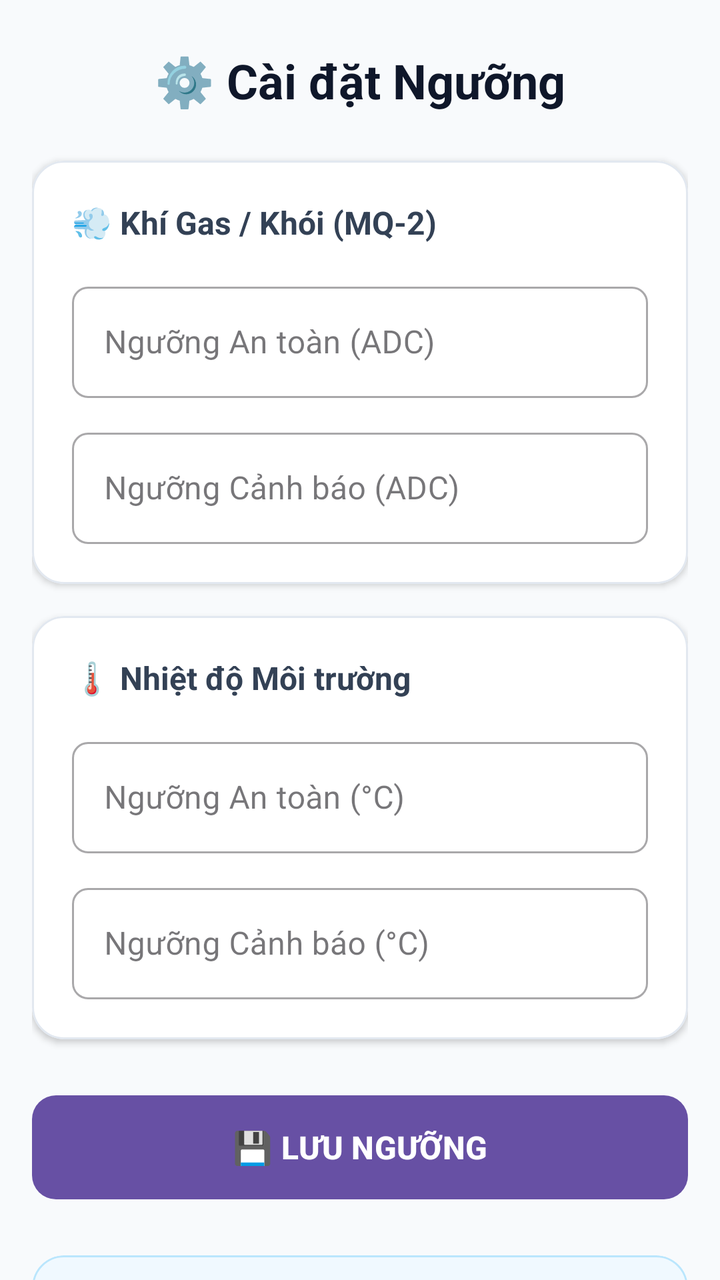
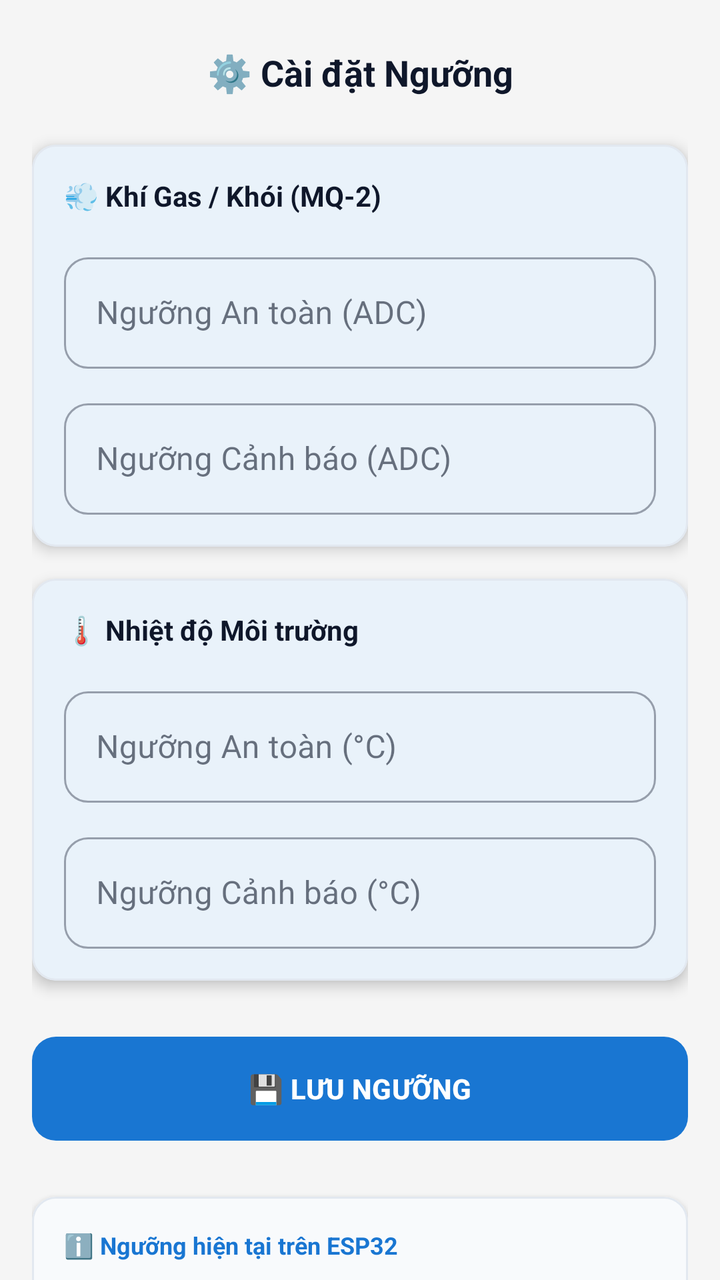

An Android layout rendered at two revisions. The XML below is the earlier revision; the diff shows what the commit changed to produce the second picture.
<!-- AndroidManifest.xml: application theme Theme.SmartFireMonitoring -->
<!-- res/layout/fragment_threshold.xml -->
<?xml version="1.0" encoding="utf-8"?>
<androidx.core.widget.NestedScrollView xmlns:android="http://schemas.android.com/apk/res/android"
    xmlns:app="http://schemas.android.com/apk/res-auto"
    xmlns:tools="http://schemas.android.com/tools"
    android:layout_width="match_parent"
    android:layout_height="match_parent"
    android:background="#F8FAFC"
    android:fillViewport="true">

    <LinearLayout
        android:layout_width="match_parent"
        android:layout_height="wrap_content"
        android:orientation="vertical"
        android:padding="16dp">

        
        <TextView
            android:layout_width="match_parent"
            android:layout_height="wrap_content"
            android:layout_marginTop="8dp"
            android:layout_marginBottom="24dp"
            android:gravity="center"
            android:text="⚙️ Cài đặt Ngưỡng"
            android:textColor="#0F172A"
            android:textSize="24sp"
            android:textStyle="bold" />

        
        <com.google.android.material.card.MaterialCardView
            android:layout_width="match_parent"
            android:layout_height="wrap_content"
            android:layout_marginBottom="16dp"
            app:cardBackgroundColor="@android:color/white"
            app:cardCornerRadius="16dp"
            app:cardElevation="2dp"
            app:strokeColor="#E2E8F0"
            app:strokeWidth="1dp">

            <LinearLayout
                android:layout_width="match_parent"
                android:layout_height="wrap_content"
                android:orientation="vertical"
                android:padding="20dp">

                <TextView
                    android:layout_width="wrap_content"
                    android:layout_height="wrap_content"
                    android:layout_marginBottom="16dp"
                    android:text="💨 Khí Gas / Khói (MQ-2)"
                    android:textColor="#334155"
                    android:textSize="16sp"
                    android:textStyle="bold" />

                <com.google.android.material.textfield.TextInputLayout
                    style="@style/Widget.MaterialComponents.TextInputLayout.OutlinedBox"
                    android:layout_width="match_parent"
                    android:layout_height="wrap_content"
                    android:layout_marginBottom="12dp"
                    android:hint="Ngưỡng An toàn (ADC)"
                    app:boxCornerRadiusBottomEnd="8dp"
                    app:boxCornerRadiusBottomStart="8dp"
                    app:boxCornerRadiusTopEnd="8dp"
                    app:boxCornerRadiusTopStart="8dp">

                    <com.google.android.material.textfield.TextInputEditText
                        android:id="@+id/etMq2Safe"
                        android:layout_width="match_parent"
                        android:layout_height="wrap_content"
                        android:inputType="number" />
                </com.google.android.material.textfield.TextInputLayout>

                <com.google.android.material.textfield.TextInputLayout
                    style="@style/Widget.MaterialComponents.TextInputLayout.OutlinedBox"
                    android:layout_width="match_parent"
                    android:layout_height="wrap_content"
                    android:hint="Ngưỡng Cảnh báo (ADC)"
                    app:boxCornerRadiusBottomEnd="8dp"
                    app:boxCornerRadiusBottomStart="8dp"
                    app:boxCornerRadiusTopEnd="8dp"
                    app:boxCornerRadiusTopStart="8dp">

                    <com.google.android.material.textfield.TextInputEditText
                        android:id="@+id/etMq2Warning"
                        android:layout_width="match_parent"
                        android:layout_height="wrap_content"
                        android:inputType="number" />
                </com.google.android.material.textfield.TextInputLayout>
            </LinearLayout>
        </com.google.android.material.card.MaterialCardView>

        
        <com.google.android.material.card.MaterialCardView
            android:layout_width="match_parent"
            android:layout_height="wrap_content"
            android:layout_marginBottom="24dp"
            app:cardBackgroundColor="@android:color/white"
            app:cardCornerRadius="16dp"
            app:cardElevation="2dp"
            app:strokeColor="#E2E8F0"
            app:strokeWidth="1dp">

            <LinearLayout
                android:layout_width="match_parent"
                android:layout_height="wrap_content"
                android:orientation="vertical"
                android:padding="20dp">

                <TextView
                    android:layout_width="wrap_content"
                    android:layout_height="wrap_content"
                    android:layout_marginBottom="16dp"
                    android:text="🌡 Nhiệt độ Môi trường"
                    android:textColor="#334155"
                    android:textSize="16sp"
                    android:textStyle="bold" />

                <com.google.android.material.textfield.TextInputLayout
                    style="@style/Widget.MaterialComponents.TextInputLayout.OutlinedBox"
                    android:layout_width="match_parent"
                    android:layout_height="wrap_content"
                    android:layout_marginBottom="12dp"
                    android:hint="Ngưỡng An toàn (°C)"
                    app:boxCornerRadiusBottomEnd="8dp"
                    app:boxCornerRadiusBottomStart="8dp"
                    app:boxCornerRadiusTopEnd="8dp"
                    app:boxCornerRadiusTopStart="8dp">

                    <com.google.android.material.textfield.TextInputEditText
                        android:id="@+id/etTempSafe"
                        android:layout_width="match_parent"
                        android:layout_height="wrap_content"
                        android:inputType="numberDecimal" />
                </com.google.android.material.textfield.TextInputLayout>

                <com.google.android.material.textfield.TextInputLayout
                    style="@style/Widget.MaterialComponents.TextInputLayout.OutlinedBox"
                    android:layout_width="match_parent"
                    android:layout_height="wrap_content"
                    android:hint="Ngưỡng Cảnh báo (°C)"
                    app:boxCornerRadiusBottomEnd="8dp"
                    app:boxCornerRadiusBottomStart="8dp"
                    app:boxCornerRadiusTopEnd="8dp"
                    app:boxCornerRadiusTopStart="8dp">

                    <com.google.android.material.textfield.TextInputEditText
                        android:id="@+id/etTempWarning"
                        android:layout_width="match_parent"
                        android:layout_height="wrap_content"
                        android:inputType="numberDecimal" />
                </com.google.android.material.textfield.TextInputLayout>
            </LinearLayout>
        </com.google.android.material.card.MaterialCardView>

        
        <com.google.android.material.button.MaterialButton
            android:id="@+id/btnSaveThresholds"
            android:layout_width="match_parent"
            android:layout_height="60dp"
            android:layout_marginBottom="24dp"
            android:text="💾 LƯU NGƯỠNG"
            android:textSize="16sp"
            android:textStyle="bold"
            app:cornerRadius="12dp" />

        
        <com.google.android.material.card.MaterialCardView
            android:layout_width="match_parent"
            android:layout_height="wrap_content"
            android:layout_marginBottom="16dp"
            app:cardBackgroundColor="#F0F9FF"
            app:cardCornerRadius="16dp"
            app:cardElevation="0dp"
            app:strokeColor="#BAE6FD"
            app:strokeWidth="1dp">

            <LinearLayout
                android:layout_width="match_parent"
                android:layout_height="wrap_content"
                android:orientation="vertical"
                android:padding="20dp">

                <TextView
                    android:layout_width="wrap_content"
                    android:layout_height="wrap_content"
                    android:layout_marginBottom="8dp"
                    android:text="ℹ️ Ngưỡng hiện tại trên ESP32"
                    android:textColor="#0369A1"
                    android:textSize="14sp"
                    android:textStyle="bold" />

                <TextView
                    android:id="@+id/tvCurrentThresholds"
                    android:layout_width="match_parent"
                    android:layout_height="wrap_content"
                    android:lineSpacingExtra="4dp"
                    android:text="Đang tải dữ liệu..."
                    android:textColor="#0284C7"
                    android:textSize="15sp" />
            </LinearLayout>
        </com.google.android.material.card.MaterialCardView>

    </LinearLayout>
</androidx.core.widget.NestedScrollView>
<!-- resources referenced by this layout -->
<resources>
  <style name="Theme.SmartFireMonitoring" parent="Base.Theme.SmartFireMonitoring" />
  <style name="Base.Theme.SmartFireMonitoring" parent="Theme.Material3.DayNight.NoActionBar">
          
          
      </style>
</resources>

<!-- the commit's change to res/layout/fragment_threshold.xml (unified diff, before → after) -->
@@ -4,7 +4,7 @@
     xmlns:tools="http://schemas.android.com/tools"
     android:layout_width="match_parent"
     android:layout_height="match_parent"
-    android:background="#F8FAFC"
+    android:background="@color/background"
     android:fillViewport="true">
 
     <LinearLayout
@@ -22,7 +22,7 @@
             android:gravity="center"
             android:text="⚙️ Cài đặt Ngưỡng"
             android:textColor="#0F172A"
-            android:textSize="24sp"
+            android:textSize="@dimen/title_text_size"
             android:textStyle="bold" />
 
         
@@ -30,25 +30,25 @@
             android:layout_width="match_parent"
             android:layout_height="wrap_content"
             android:layout_marginBottom="16dp"
-            app:cardBackgroundColor="@android:color/white"
-            app:cardCornerRadius="16dp"
-            app:cardElevation="2dp"
-            app:strokeColor="#E2E8F0"
+            app:cardBackgroundColor="@color/surface"
+            app:cardCornerRadius="@dimen/card_corner_radius"
+            app:cardElevation="@dimen/card_elevation"
+            app:strokeColor="@color/border"
             app:strokeWidth="1dp">
 
             <LinearLayout
                 android:layout_width="match_parent"
                 android:layout_height="wrap_content"
                 android:orientation="vertical"
-                android:padding="20dp">
+                android:padding="@dimen/card_padding">
 
                 <TextView
                     android:layout_width="wrap_content"
                     android:layout_height="wrap_content"
                     android:layout_marginBottom="16dp"
                     android:text="💨 Khí Gas / Khói (MQ-2)"
-                    android:textColor="#334155"
-                    android:textSize="16sp"
+                    android:textColor="@color/text_primary"
+                    android:textSize="@dimen/body_text_size"
                     android:textStyle="bold" />
 
                 <com.google.android.material.textfield.TextInputLayout
@@ -57,10 +57,10 @@
                     android:layout_height="wrap_content"
                     android:layout_marginBottom="12dp"
                     android:hint="Ngưỡng An toàn (ADC)"
-                    app:boxCornerRadiusBottomEnd="8dp"
-                    app:boxCornerRadiusBottomStart="8dp"
-                    app:boxCornerRadiusTopEnd="8dp"
-                    app:boxCornerRadiusTopStart="8dp">
+                    app:boxCornerRadiusBottomEnd="12dp"
+                    app:boxCornerRadiusBottomStart="12dp"
+                    app:boxCornerRadiusTopEnd="12dp"
+                    app:boxCornerRadiusTopStart="12dp">
 
                     <com.google.android.material.textfield.TextInputEditText
                         android:id="@+id/etMq2Safe"
@@ -74,10 +74,10 @@
                     android:layout_width="match_parent"
                     android:layout_height="wrap_content"
                     android:hint="Ngưỡng Cảnh báo (ADC)"
-                    app:boxCornerRadiusBottomEnd="8dp"
-                    app:boxCornerRadiusBottomStart="8dp"
-                    app:boxCornerRadiusTopEnd="8dp"
-                    app:boxCornerRadiusTopStart="8dp">
+                    app:boxCornerRadiusBottomEnd="12dp"
+                    app:boxCornerRadiusBottomStart="12dp"
+                    app:boxCornerRadiusTopEnd="12dp"
+                    app:boxCornerRadiusTopStart="12dp">
 
                     <com.google.android.material.textfield.TextInputEditText
                         android:id="@+id/etMq2Warning"
@@ -93,25 +93,25 @@
             android:layout_width="match_parent"
             android:layout_height="wrap_content"
             android:layout_marginBottom="24dp"
-            app:cardBackgroundColor="@android:color/white"
-            app:cardCornerRadius="16dp"
-            app:cardElevation="2dp"
-            app:strokeColor="#E2E8F0"
+            app:cardBackgroundColor="@color/surface"
+            app:cardCornerRadius="@dimen/card_corner_radius"
+            app:cardElevation="@dimen/card_elevation"
+            app:strokeColor="@color/border"
             app:strokeWidth="1dp">
 
             <LinearLayout
                 android:layout_width="match_parent"
                 android:layout_height="wrap_content"
                 android:orientation="vertical"
-                android:padding="20dp">
+                android:padding="@dimen/card_padding">
 
                 <TextView
                     android:layout_width="wrap_content"
                     android:layout_height="wrap_content"
                     android:layout_marginBottom="16dp"
                     android:text="🌡 Nhiệt độ Môi trường"
-                    android:textColor="#334155"
-                    android:textSize="16sp"
+                    android:textColor="@color/text_primary"
+                    android:textSize="@dimen/body_text_size"
                     android:textStyle="bold" />
 
                 <com.google.android.material.textfield.TextInputLayout
@@ -120,10 +120,10 @@
                     android:layout_height="wrap_content"
                     android:layout_marginBottom="12dp"
                     android:hint="Ngưỡng An toàn (°C)"
-                    app:boxCornerRadiusBottomEnd="8dp"
-                    app:boxCornerRadiusBottomStart="8dp"
-                    app:boxCornerRadiusTopEnd="8dp"
-                    app:boxCornerRadiusTopStart="8dp">
+                    app:boxCornerRadiusBottomEnd="12dp"
+                    app:boxCornerRadiusBottomStart="12dp"
+                    app:boxCornerRadiusTopEnd="12dp"
+                    app:boxCornerRadiusTopStart="12dp">
 
                     <com.google.android.material.textfield.TextInputEditText
                         android:id="@+id/etTempSafe"
@@ -137,10 +137,10 @@
                     android:layout_width="match_parent"
                     android:layout_height="wrap_content"
                     android:hint="Ngưỡng Cảnh báo (°C)"
-                    app:boxCornerRadiusBottomEnd="8dp"
-                    app:boxCornerRadiusBottomStart="8dp"
-                    app:boxCornerRadiusTopEnd="8dp"
-                    app:boxCornerRadiusTopStart="8dp">
+                    app:boxCornerRadiusBottomEnd="12dp"
+                    app:boxCornerRadiusBottomStart="12dp"
+                    app:boxCornerRadiusTopEnd="12dp"
+                    app:boxCornerRadiusTopStart="12dp">
 
                     <com.google.android.material.textfield.TextInputEditText
                         android:id="@+id/etTempWarning"
@@ -158,34 +158,34 @@
             android:layout_height="60dp"
             android:layout_marginBottom="24dp"
             android:text="💾 LƯU NGƯỠNG"
-            android:textSize="16sp"
+            android:textSize="@dimen/body_text_size"
             android:textStyle="bold"
-            app:cornerRadius="12dp" />
+            app:cornerRadius="@dimen/card_corner_radius" />
 
         
         <com.google.android.material.card.MaterialCardView
             android:layout_width="match_parent"
             android:layout_height="wrap_content"
             android:layout_marginBottom="16dp"
-            app:cardBackgroundColor="#F0F9FF"
-            app:cardCornerRadius="16dp"
-            app:cardElevation="0dp"
-            app:strokeColor="#BAE6FD"
+            app:cardBackgroundColor="@color/surface_variant"
+            app:cardCornerRadius="@dimen/card_corner_radius"
+            app:cardElevation="@dimen/card_elevation"
+            app:strokeColor="@color/border"
             app:strokeWidth="1dp">
 
             <LinearLayout
                 android:layout_width="match_parent"
                 android:layout_height="wrap_content"
                 android:orientation="vertical"
-                android:padding="20dp">
+                android:padding="@dimen/card_padding">
 
                 <TextView
                     android:layout_width="wrap_content"
                     android:layout_height="wrap_content"
                     android:layout_marginBottom="8dp"
                     android:text="ℹ️ Ngưỡng hiện tại trên ESP32"
-                    android:textColor="#0369A1"
-                    android:textSize="14sp"
+                    android:textColor="@color/primary"
+                    android:textSize="@dimen/caption_text_size"
                     android:textStyle="bold" />
 
                 <TextView
@@ -194,8 +194,8 @@
                     android:layout_height="wrap_content"
                     android:lineSpacingExtra="4dp"
                     android:text="Đang tải dữ liệu..."
-                    android:textColor="#0284C7"
-                    android:textSize="15sp" />
+                    android:textColor="@color/primary"
+                    android:textSize="@dimen/body_text_size" />
             </LinearLayout>
         </com.google.android.material.card.MaterialCardView>
 
<!-- resource entries referenced after the edit -->
@@ -1,9 +1,63 @@
 <!-- resources referenced by this layout -->
 <resources>
+  <color name="background">#F5F5F5</color>
+  <color name="border">#E2E8F0</color>
+  <color name="primary">#1976D2</color>
+  <color name="surface">#FFFFFF</color>
+  <color name="surface_variant">#F8FAFC</color>
+  <color name="text_primary">#0F172A</color>
+  <dimen name="body_text_size">14sp</dimen>
+  <dimen name="caption_text_size">12sp</dimen>
+  <dimen name="card_corner_radius">12dp</dimen>
+  <dimen name="card_elevation">4dp</dimen>
+  <dimen name="card_padding">16dp</dimen>
+  <dimen name="title_text_size">18sp</dimen>
   <style name="Theme.SmartFireMonitoring" parent="Base.Theme.SmartFireMonitoring" />
   <style name="Base.Theme.SmartFireMonitoring" parent="Theme.Material3.DayNight.NoActionBar">
-          
-          
+          <item name="colorPrimary">@color/primary</item>
+          <item name="colorOnPrimary">@color/white</item>
+          <item name="colorPrimaryContainer">@color/chip_info_bg</item>
+          <item name="colorOnPrimaryContainer">@color/primary_dark</item>
+          <item name="colorSecondary">@color/safe_green</item>
+          <item name="colorOnSecondary">@color/white</item>
+          <item name="colorTertiary">@color/warning_yellow</item>
+          <item name="colorError">@color/danger_red</item>
+          <item name="colorSurface">@color/surface</item>
+          <item name="colorOnSurface">@color/text_primary</item>
+          <item name="colorSurfaceVariant">@color/surface_variant</item>
+          <item name="android:colorBackground">@color/background</item>
+          <item name="android:statusBarColor" tools:targetApi="l">@color/primary_dark</item>
+          <item name="android:navigationBarColor" tools:targetApi="l">@color/background</item>
+          <item name="materialCardViewStyle">@style/Widget.SmartFireMonitoring.Card</item>
+          <item name="textAppearanceHeadlineLarge">@style/TextAppearance.SmartFireMonitoring.Title</item>
+          <item name="textAppearanceBodyMedium">@style/TextAppearance.SmartFireMonitoring.Body</item>
+          <item name="textAppearanceLabelSmall">@style/TextAppearance.SmartFireMonitoring.Caption</item>
       </style>
+  <color name="white">#FFFFFFFF</color>
+  <color name="chip_info_bg">#DBEAFE</color>
+  <color name="primary_dark">#0D47A1</color>
+  <color name="safe_green">#4CAF50</color>
+  <color name="warning_yellow">#FFC107</color>
+  <color name="danger_red">#F44336</color>
+  <style name="Widget.SmartFireMonitoring.Card" parent="Widget.MaterialComponents.CardView">
+          <item name="cardCornerRadius">@dimen/card_corner_radius</item>
+          <item name="cardElevation">@dimen/card_elevation</item>
+          <item name="strokeWidth">1dp</item>
+          <item name="strokeColor">@color/border</item>
+          <item name="cardBackgroundColor">@color/surface</item>
+      </style>
+  <style name="TextAppearance.SmartFireMonitoring.Title" parent="TextAppearance.Material3.TitleLarge">
+          <item name="android:textSize">@dimen/title_text_size</item>
+          <item name="android:textColor">@color/text_primary</item>
+      </style>
+  <style name="TextAppearance.SmartFireMonitoring.Body" parent="TextAppearance.Material3.BodyMedium">
+          <item name="android:textSize">@dimen/body_text_size</item>
+          <item name="android:textColor">@color/text_primary</item>
+      </style>
+  <style name="TextAppearance.SmartFireMonitoring.Caption" parent="TextAppearance.Material3.LabelSmall">
+          <item name="android:textSize">@dimen/caption_text_size</item>
+          <item name="android:textColor">@color/text_secondary</item>
+      </style>
+  <color name="text_secondary">#64748B</color>
 </resources>
 
